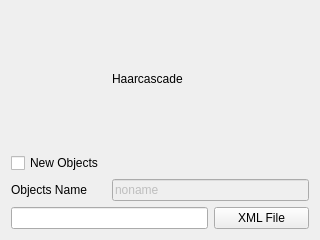
annotatorproject/annotator, file source/annotatorplugins/haarcascade/widget.ui: the form before one commit.
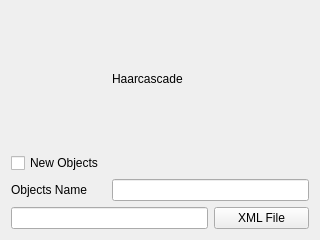
The form after the commit.

Commit message: fixed haarcascade plugin destructor bug

```diff
--- a/source/annotatorplugins/haarcascade/widget.ui
+++ b/source/annotatorplugins/haarcascade/widget.ui
@@ -28,19 +28,6 @@
      </property>
     </widget>
    </item>
-   <item row="4" column="0" colspan="2">
-    <widget class="QLineEdit" name="xmlFileLineEdit"/>
-   </item>
-   <item row="3" column="1" colspan="2">
-    <widget class="QLineEdit" name="objectNameLineEdit">
-     <property name="enabled">
-      <bool>false</bool>
-     </property>
-     <property name="text">
-      <string>noname</string>
-     </property>
-    </widget>
-   </item>
    <item row="1" column="0">
     <widget class="QCheckBox" name="newObjectsCheckBox">
      <property name="text">
@@ -55,6 +42,12 @@
      </property>
     </widget>
    </item>
+   <item row="4" column="0" colspan="2">
+    <widget class="QLineEdit" name="xmlFileLineEdit"/>
+   </item>
+   <item row="3" column="1" colspan="2">
+    <widget class="QLineEdit" name="nameLineEdit"/>
+   </item>
   </layout>
  </widget>
  <resources/>
```
The commit also changes 1 other file.
